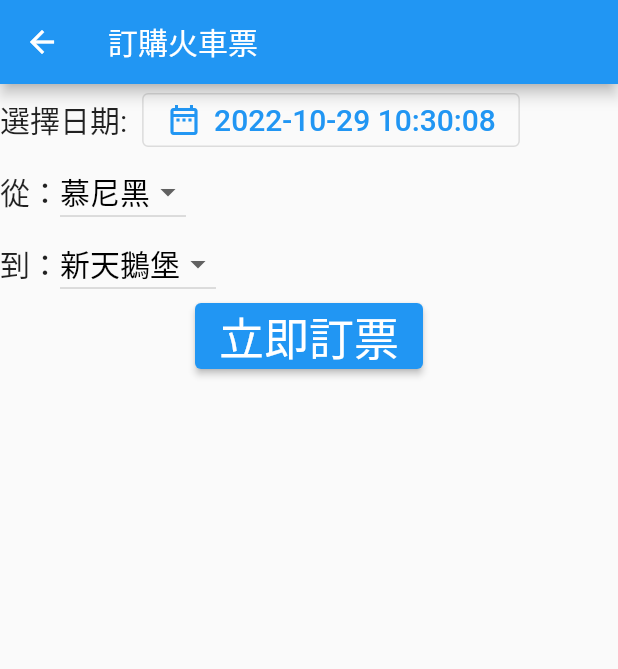
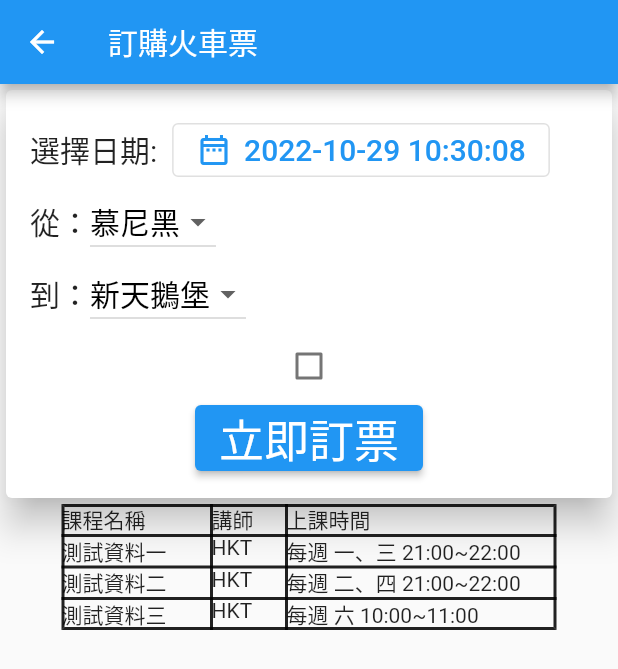
Before and after one commit to az198071123/bts-trip-app, a Flutter app: the TrainPage screen opened directly, on a phone screen of 412 x 824 dp. Shown: the top 669 px of the screen. Run offline on Flutter 3.47's test engine with Material 2 defaults, Android fonts, the phone set to English and light mode, and no system bars.

Commit message:
enhance layout

```diff
--- a/lib/pages/schlossNeuschwanstein_item.dart
+++ b/lib/pages/schlossNeuschwanstein_item.dart
@@ -101,8 +101,10 @@ class _SchlossNeuschwansteinPageState extends State<SchlossNeuschwansteinPage> {
               // }
 
               // TODO: assign the amount
-              Navigator.push(context,
-                  MaterialPageRoute(builder: (context) => PaymentPage(200)));
+              Navigator.push(
+                  context,
+                  MaterialPageRoute(
+                      builder: (context) => const PaymentPage(amount: 200)));
             },
             child: const Text(
               '立即訂票',
--- a/lib/pages/train_page.dart
+++ b/lib/pages/train_page.dart
@@ -11,6 +11,7 @@ class _TrainPageState extends State<TrainPage> {
   String? from = 'munich';
   String? to = 'neuschwanstein';
   DateTime date = DateTime.now();
+  bool isCheck = false;
 
   List<DropdownMenuItem<String>> formItems = [
     const DropdownMenuItem(value: 'munich', child: Text('慕尼黑')),
@@ -27,6 +28,12 @@ class _TrainPageState extends State<TrainPage> {
         title: const Text('訂購火車票'),
       ),
       body: Column(
+        children: [
+          Card(
+            elevation: 10,
+            child: Container(
+              padding: const EdgeInsets.all(16),
+              child: Column(
                 children: [
                   Row(mainAxisAlignment: MainAxisAlignment.start, children: [
                     const Text(
@@ -52,8 +59,8 @@ class _TrainPageState extends State<TrainPage> {
                         if (timeOfDay == null) return;
 
                         setState(() {
-                  date = DateTime(newDate.year, newDate.month, newDate.day,
-                      timeOfDay.hour, newDate.minute);
+                          date = DateTime(newDate.year, newDate.month,
+                              newDate.day, timeOfDay.hour, newDate.minute);
                         });
                       },
                       label: Text(
@@ -71,7 +78,8 @@ class _TrainPageState extends State<TrainPage> {
                         style: TextStyle(fontSize: 20.0),
                       ),
                       DropdownButton(
-                style: const TextStyle(fontSize: 20.0, color: Colors.black),
+                        style: const TextStyle(
+                            fontSize: 20.0, color: Colors.black),
                         value: from,
                         items: formItems,
                         onChanged: (String? value) {
@@ -90,7 +98,8 @@ class _TrainPageState extends State<TrainPage> {
                         style: TextStyle(fontSize: 20.0),
                       ),
                       DropdownButton(
-                style: const TextStyle(fontSize: 20.0, color: Colors.black),
+                        style: const TextStyle(
+                            fontSize: 20.0, color: Colors.black),
                         value: to,
                         items: toItems,
                         onChanged: (String? value) {
@@ -101,6 +110,15 @@ class _TrainPageState extends State<TrainPage> {
                         },
                       ),
                     ],
+                  ),
+                  Checkbox(
+                    value: isCheck,
+                    activeColor: Colors.red, //选中时的颜色
+                    onChanged: (value) {
+                      setState(() {
+                        isCheck = value!;
+                      });
+                    },
                   ),
                   ElevatedButton(
                     onPressed: () async {
@@ -116,8 +134,11 @@ class _TrainPageState extends State<TrainPage> {
                           break;
                         default:
                       }
-              Navigator.push(context,
-                  MaterialPageRoute(builder: (context) => PaymentPage(amount)));
+                      Navigator.push(
+                          context,
+                          MaterialPageRoute(
+                              builder: (context) =>
+                                  PaymentPage(amount: amount)));
                     },
                     child: const Text(
                       '立即訂票',
@@ -128,6 +149,51 @@ class _TrainPageState extends State<TrainPage> {
                   )
                 ],
               ),
+            ),
+          ),
+          Table(
+            columnWidths: const <int, TableColumnWidth>{
+              //指定索引及固定列宽
+              0: FixedColumnWidth(100.0),
+              1: FixedColumnWidth(50.0),
+              2: FixedColumnWidth(180.0),
+            },
+            //設定表格樣式
+            border: TableBorder.all(
+                color: Colors.black87, width: 2.0, style: BorderStyle.solid),
+            children: const <TableRow>[
+              TableRow(
+                children: <Widget>[
+                  Text('課程名稱'),
+                  Text('講師'),
+                  Text('上課時間'),
+                ],
+              ),
+              TableRow(
+                children: <Widget>[
+                  Text('測試資料一'),
+                  Text('HKT'),
+                  Text('每週 一、三 21:00~22:00'),
+                ],
+              ),
+              TableRow(
+                children: <Widget>[
+                  Text('測試資料二'),
+                  Text('HKT'),
+                  Text('每週 二、四 21:00~22:00'),
+                ],
+              ),
+              TableRow(
+                children: <Widget>[
+                  Text('測試資料三'),
+                  Text('HKT'),
+                  Text('每週 六 10:00~11:00'),
+                ],
+              ),
+            ],
+          ),
+        ],
+      ),
     );
   }
 }
```
Also changed, not shown: lib/pages/payment_page.dart (+12 -25 lines). Lines whose indentation alone changed are shown as unchanged.
